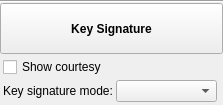
Qt form inspectors/view/ui/inspector_keysig.ui (hbb15/MuseScore) before a commit.
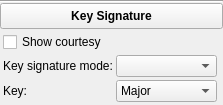
The same form after that commit. Custom widgets are drawn as their Qt base class.

Diff of the .ui file:
```diff
--- a/inspectors/view/ui/inspector_keysig.ui
+++ b/inspectors/view/ui/inspector_keysig.ui
@@ -123,6 +123,39 @@
         </property>
        </widget>
       </item>
+      <item row="2" column="1">
+       <widget class="QComboBox" name="setKey">
+        <property name="currentText">
+         <string>Major</string>
+        </property>
+        <property name="currentIndex">
+         <number>0</number>
+        </property>
+        <item>
+         <property name="text">
+          <string>Major</string>
+         </property>
+        </item>
+        <item>
+         <property name="text">
+          <string>Minor</string>
+         </property>
+        </item>
+       </widget>
+      </item>
+      <item row="2" column="0">
+       <widget class="QLabel" name="label">
+        <property name="accessibleName">
+         <string>Reset 'Show courtesy' value</string>
+        </property>
+        <property name="text">
+         <string>Key:</string>
+        </property>
+       </widget>
+      </item>
+      <item row="2" column="2">
+       <widget class="Ms::ResetButton" name="resetSetKey" native="true"/>
+      </item>
      </layout>
     </widget>
    </item>
```
Left out of the diff: 34 changed lines with no effect on the pictures.
